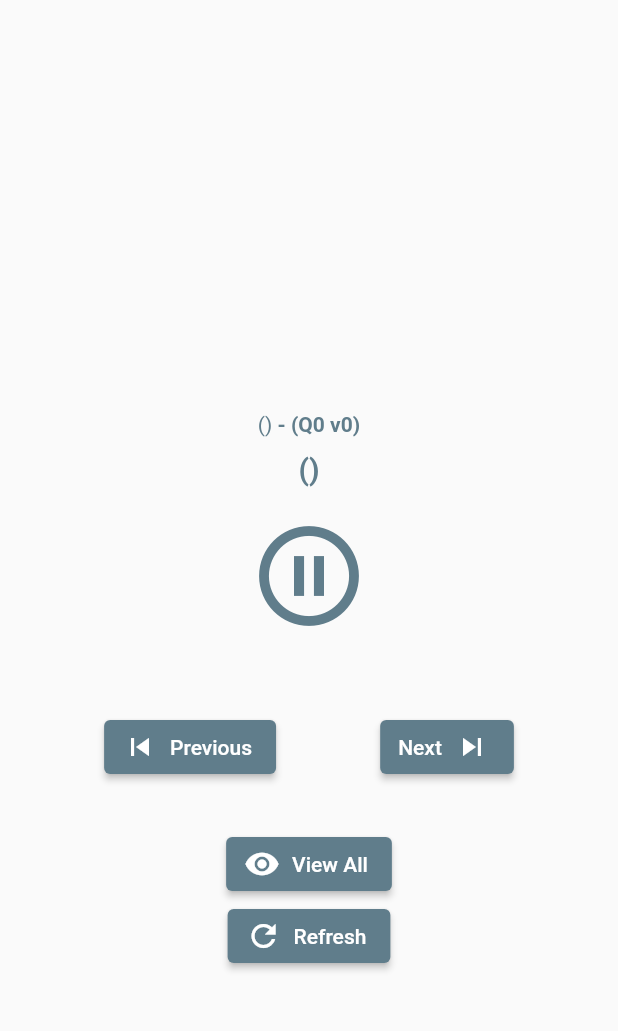
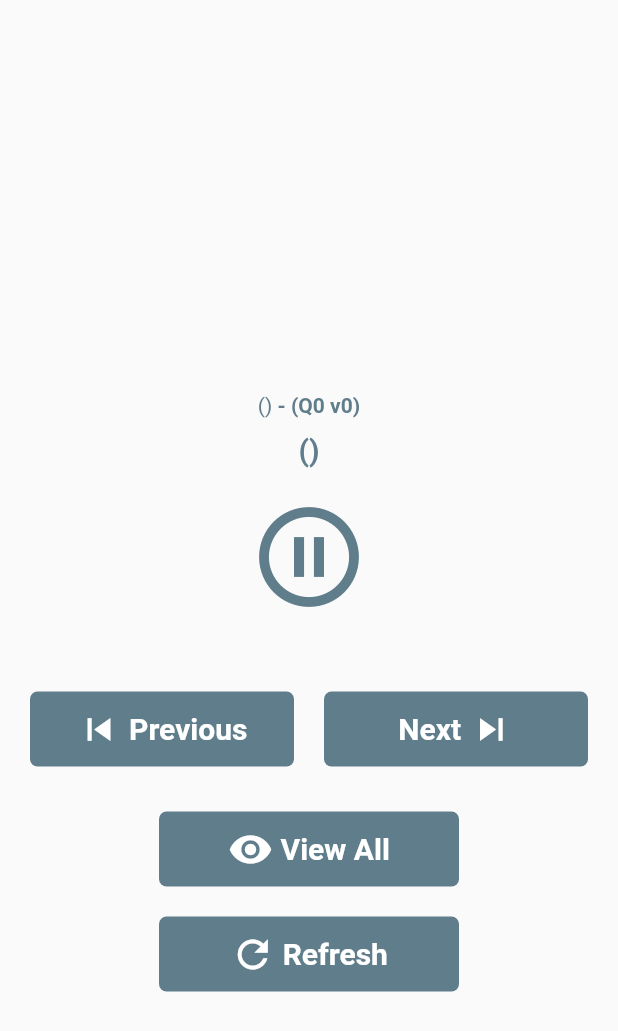
Before and after one commit to bynalab/hafiz_test, a Flutter app: the TestScreen widget shown alone on an empty page, opened directly with empty values, on a phone screen of 412 x 824 dp. Shown: the top 1031 px of the screen. Run offline on Flutter 3.47's test engine with Material 2 defaults, Android fonts, the phone set to English and light mode, and no system bars; our stand-ins replace flutter_animate, shared_preferences, shimmer; missing offline and left inert: flutter_islamic_icons; accounts and stored records are empty; network calls fail.

Commit message:
changed buttons to custom button

```diff
--- a/lib/surah/view_full_surah.dart
+++ b/lib/surah/view_full_surah.dart
@@ -77,8 +77,9 @@ class _Surah extends State<SurahScreen> {
         ),
         backgroundColor: Colors.blueGrey,
       ),
-      body: SingleChildScrollView(
+      body: Container(
         padding: const EdgeInsets.only(top: 20),
+        child: SingleChildScrollView(
           child: Column(
             children: [
               if (isLoading)
@@ -156,8 +157,8 @@ class _Surah extends State<SurahScreen> {
                                           ),
                                         ),
                                         TextSpan(
-                                        text:
-                                            makeAyahNumber(ayah.numberInSurah),
+                                          text: makeAyahNumber(
+                                              ayah.numberInSurah),
                                           style: const TextStyle(
                                             color: Colors.blueGrey,
                                             fontSize: 15,
@@ -189,6 +190,7 @@ class _Surah extends State<SurahScreen> {
             ],
           ),
         ),
+      ),
     );
   }
 }
--- a/lib/test_screen.dart
+++ b/lib/test_screen.dart
@@ -6,6 +6,7 @@ import 'package:hafiz_test/model/surah.model.dart';
 import 'package:hafiz_test/services/storage.services.dart';
 import 'package:hafiz_test/surah/view_full_surah.dart';
 import 'package:hafiz_test/util/util.dart';
+import 'package:hafiz_test/widget/button.dart';
 
 class TestScreen extends StatefulWidget {
   final Surah surah;
@@ -114,6 +115,7 @@ class _TestPage extends State<TestScreen> {
   Widget build(BuildContext context) {
     return Center(
       child: SingleChildScrollView(
+        padding: const EdgeInsets.symmetric(horizontal: 20),
         child: Column(
           children: [
             if (ayah.numberInSurah < ayahs.length)
@@ -191,54 +193,61 @@ class _TestPage extends State<TestScreen> {
             Row(
               mainAxisAlignment: MainAxisAlignment.spaceEvenly,
               children: [
-                ElevatedButton.icon(
-                  style: ButtonStyle(
-                    backgroundColor: MaterialStateProperty.all(
-                      Colors.blueGrey,
+                Expanded(
+                  child: CustomButton(
+                    text: const Text(
+                      'Previous',
+                      style: TextStyle(
+                        color: Colors.white,
+                        fontSize: 20,
+                        fontWeight: FontWeight.bold,
                       ),
                     ),
-                  onPressed: () => playPreviousAyah(),
                     icon: const Icon(
                       Icons.skip_previous,
                       color: Colors.white,
+                      size: 30,
                     ),
-                  label: const Text(
-                    'Previous',
-                    style: TextStyle(color: Colors.white),
+                    onPressed: () => playPreviousAyah(),
                   ),
                 ),
-                ElevatedButton.icon(
-                  onPressed: () => playNextAyah(),
-                  style: ButtonStyle(
-                    backgroundColor: MaterialStateProperty.all(
-                      Colors.blueGrey,
+                const SizedBox(width: 20),
+                Expanded(
+                  child: CustomButton(
+                    iconPosition: IconPosition.right,
+                    text: const Text(
+                      'Next',
+                      style: TextStyle(
+                        color: Colors.white,
+                        fontSize: 20,
+                        fontWeight: FontWeight.bold,
                       ),
                     ),
-                  icon: const Text(
-                    'Next',
-                    style: TextStyle(color: Colors.white),
-                  ),
-                  label: const Icon(
+                    icon: const Icon(
                       Icons.skip_next,
                       color: Colors.white,
+                      size: 30,
+                    ),
+                    onPressed: () => playNextAyah(),
                   ),
                 ),
               ],
             ),
             const SizedBox(height: 30),
-            ElevatedButton.icon(
-              style: ButtonStyle(
-                backgroundColor: MaterialStateProperty.all(
-                  Colors.blueGrey,
+            CustomButton(
+              width: 200,
+              text: const Text(
+                'View All',
+                style: TextStyle(
+                  color: Colors.white,
+                  fontSize: 20,
+                  fontWeight: FontWeight.bold,
                 ),
               ),
               icon: const Icon(
                 Icons.remove_red_eye,
                 color: Colors.white,
-              ),
-              label: const Text(
-                'View All',
-                style: TextStyle(color: Colors.white),
+                size: 30,
               ),
               onPressed: () {
                 Navigator.push(
@@ -251,19 +260,21 @@ class _TestPage extends State<TestScreen> {
                 );
               },
             ),
-            ElevatedButton.icon(
-              style: ButtonStyle(
-                backgroundColor: MaterialStateProperty.all(
-                  Colors.blueGrey,
+            const SizedBox(height: 20),
+            CustomButton(
+              width: 200,
+              text: const Text(
+                'Refresh',
+                style: TextStyle(
+                  color: Colors.white,
+                  fontSize: 20,
+                  fontWeight: FontWeight.bold,
                 ),
               ),
               icon: const Icon(
                 Icons.refresh,
                 color: Colors.white,
-              ),
-              label: const Text(
-                'Refresh',
-                style: TextStyle(color: Colors.white),
+                size: 30,
               ),
               onPressed: () => widget.onRefresh?.call(),
             ),
--- a/lib/widget/button.dart
+++ b/lib/widget/button.dart
@@ -1,4 +1,6 @@
 import 'package:flutter/material.dart';
+
+enum IconPosition { left, right }
 
 class CustomButton extends StatelessWidget {
   final Text text;
@@ -7,6 +9,7 @@ class CustomButton extends StatelessWidget {
   final double? width;
   final bool isLoading;
   final Widget? prefixIcon;
+  final IconPosition iconPosition;
   final Function()? onPressed;
   final Decoration? decoration;
 
@@ -18,6 +21,7 @@ class CustomButton extends StatelessWidget {
     this.height,
     this.width,
     this.icon,
+    this.iconPosition = IconPosition.left,
     this.decoration,
     this.isLoading = false,
     this.prefixIcon,
@@ -54,8 +58,15 @@ class CustomButton extends StatelessWidget {
                 mainAxisAlignment: MainAxisAlignment.center,
                 crossAxisAlignment: CrossAxisAlignment.center,
                 children: [
-                  if (icon != null) ...[icon!, const SizedBox(width: 5)],
+                  if (icon != null && iconPosition == IconPosition.left) ...[
+                    icon!,
+                    const SizedBox(width: 5)
+                  ],
                   FittedBox(child: text),
+                  if (icon != null && iconPosition == IconPosition.right) ...[
+                    const SizedBox(width: 5),
+                    icon!
+                  ],
                 ],
               ),
             ),
```
Lines whose indentation alone changed are shown as unchanged.
